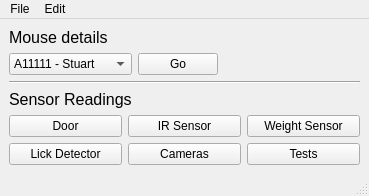
yagarwal123/autonomouse, file Python/gui/mainwin.ui: the form before one commit.
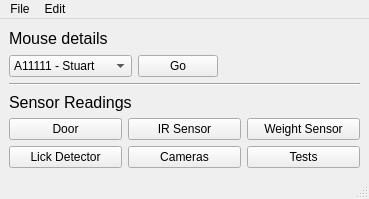
The form after the commit.

What changed in the file:
```diff
--- a/Python/gui/mainwin.ui
+++ b/Python/gui/mainwin.ui
@@ -7,7 +7,7 @@
     <x>0</x>
     <y>0</y>
     <width>369</width>
-    <height>156</height>
+    <height>199</height>
    </rect>
   </property>
   <property name="windowTitle">
```
Left out of the diff: 4 changed lines with no effect on the pictures.
